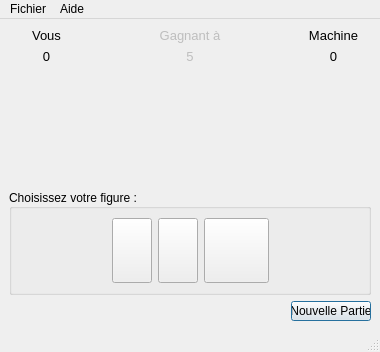
Above: S201/chifoumivue.ui from DamienL177/S201-D-veloppement_d_une_application before the change. Below: the same form after it.
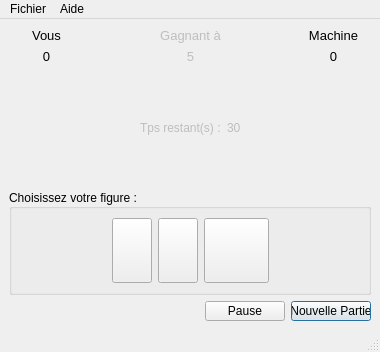
That is the form after the change. Icons and pictures are not drawn.

What changed in the file:
```diff
--- a/S201/chifoumivue.ui
+++ b/S201/chifoumivue.ui
@@ -172,7 +172,7 @@
           </property>
          </widget>
         </item>
-        <item alignment="Qt::AlignHCenter|Qt::AlignBottom">
+        <item alignment="Qt::AlignHCenter">
          <widget class="QLabel" name="label">
           <property name="sizePolicy">
            <sizepolicy hsizetype="Minimum" vsizetype="Maximum">
@@ -200,6 +200,30 @@
           </property>
          </widget>
         </item>
+        <item>
+         <layout class="QHBoxLayout" name="horizontalLayout_4">
+          <item>
+           <widget class="QLabel" name="labelTpsRestant">
+            <property name="enabled">
+             <bool>false</bool>
+            </property>
+            <property name="text">
+             <string>Tps restant(s) :</string>
+            </property>
+           </widget>
+          </item>
+          <item>
+           <widget class="QLabel" name="labelNbTpsRestant">
+            <property name="enabled">
+             <bool>false</bool>
+            </property>
+            <property name="text">
+             <string>30</string>
+            </property>
+           </widget>
+          </item>
+         </layout>
+        </item>
        </layout>
       </item>
       <item>
@@ -453,6 +477,40 @@
       </layout>
      </widget>
     </item>
+    <item>
+     <layout class="QHBoxLayout" name="horizontalLayout_3">
+      <property name="sizeConstraint">
+       <enum>QLayout::SetDefaultConstraint</enum>
+      </property>
+      <item>
+       <spacer name="horizontalSpacer_5">
+        <property name="orientation">
+         <enum>Qt::Horizontal</enum>
+        </property>
+        <property name="sizeHint" stdset="0">
+         <size>
+          <width>40</width>
+          <height>20</height>
+         </size>
+        </property>
+       </spacer>
+      </item>
+      <item>
+       <widget class="QPushButton" name="pushButtonPause">
+        <property name="maximumSize">
+         <size>
+          <width>80</width>
+          <height>20</height>
+         </size>
+        </property>
+        <property name="text">
+         <string>Pause</string>
+        </property>
+        <property name="default">
+         <bool>false</bool>
+        </property>
+       </widget>
+      </item>
     <item alignment="Qt::AlignRight">
      <widget class="QPushButton" name="pushButtonNouvellePartie">
       <property name="maximumSize">
@@ -468,6 +526,8 @@
        <bool>true</bool>
       </property>
      </widget>
+      </item>
+     </layout>
     </item>
    </layout>
   </widget>
```
Lines whose indentation alone changed are shown as unchanged.
